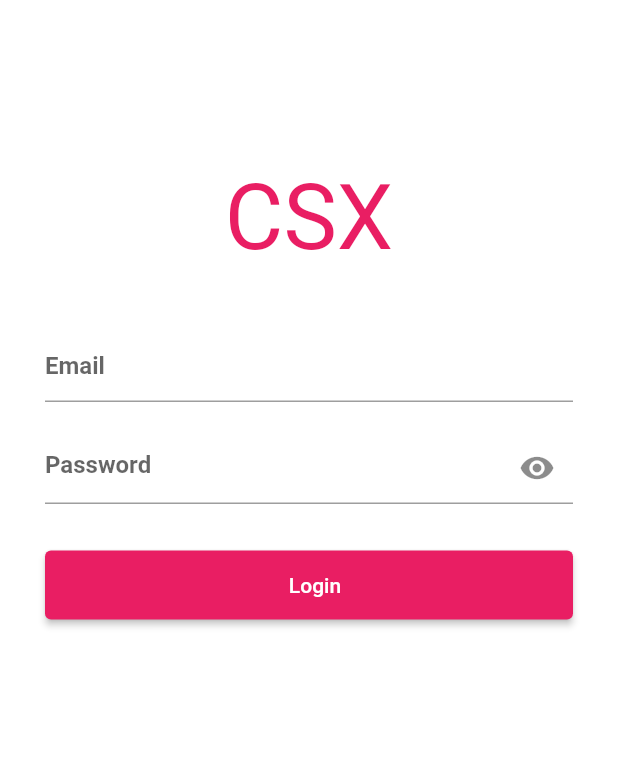
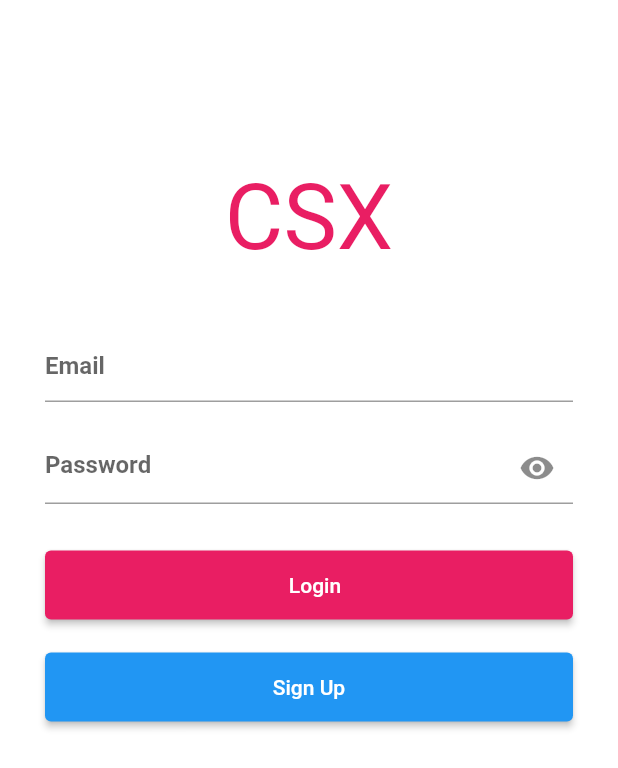
Before and after one commit to David160601/ecommerce_app, a Flutter app: the screen it shows after launch, in the side drawer, after a tap on "Login/Sign up", on a phone screen of 412 x 824 dp. Shown: the top 768 px of the screen. Run offline on Flutter 3.47's test engine with Material 2 defaults, Android fonts, the phone set to English and light mode, and no system bars; our stand-ins replace carousel_slider, dio, flutter_secure_storage, hooks_riverpod, salomon_bottom_bar, skeletons and 1 more; network calls fail; statements that could not run were skipped.

Commit message:
add sign up button

```diff
--- a/lib/screens/login_screen.dart
+++ b/lib/screens/login_screen.dart
@@ -1,5 +1,6 @@
 import 'package:dio/dio.dart';
 import 'package:ecommerce_app/providers/auth_provider.dart';
+import 'package:ecommerce_app/screens/sign_up_screen.dart';
 import 'package:ecommerce_app/screens/tab_screen.dart';
 import 'package:flutter/material.dart';
 import 'package:flutter_secure_storage/flutter_secure_storage.dart';
@@ -63,12 +64,14 @@ class _LoginScreenState extends ConsumerState<LoginScreen> {
       // Handle exception
     }
   }
-@override
+
+  @override
   void dispose() {
-      super.dispose();
+    super.dispose();
     password.dispose();
     email.dispose();
   }
+
   @override
   Widget build(BuildContext context) {
     return SafeArea(
@@ -162,6 +165,20 @@ class _LoginScreenState extends ConsumerState<LoginScreen> {
                           : Container(),
                       label: const Text('Login'),
                     )),
+                const SizedBox(
+                  height: 20,
+                ),
+                SizedBox(
+                    width: double.infinity,
+                    child: ElevatedButton(
+                        style: ElevatedButton.styleFrom(primary: Colors.blue),
+                        onPressed: () {
+                          Navigator.push(
+                              context,
+                              MaterialPageRoute(
+                                  builder: (context) => const SignUpScreen()));
+                        },
+                        child: const Text("Sign Up")))
               ],
             ),
           ),
```
Also changed, not shown: lib/screens/sign_up_screen.dart (added, +15 -0 lines).
